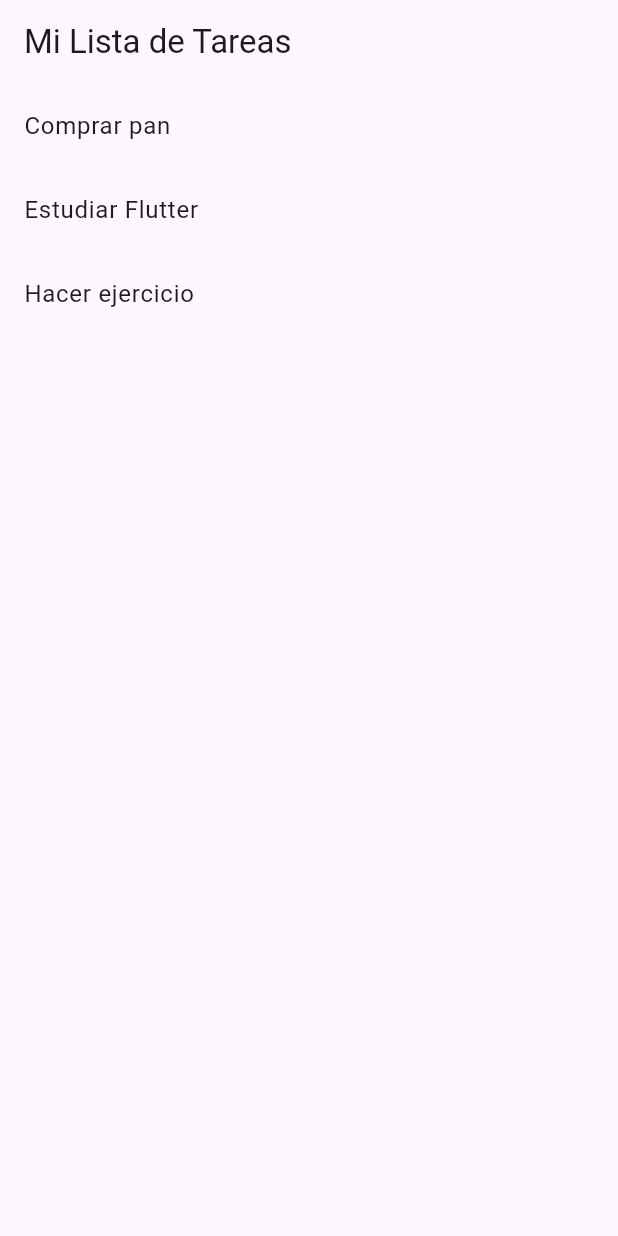
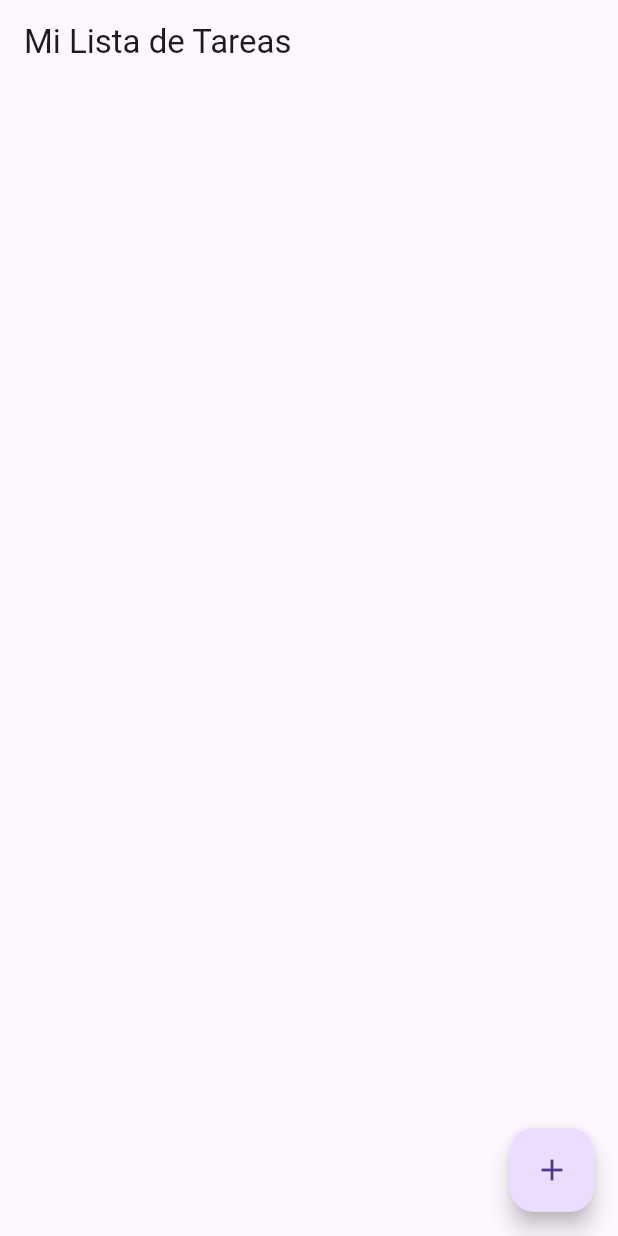
Before and after one commit to Jotaoesee/to_do_list, a Flutter app: the screen it shows after launch, on a phone screen of 412 x 824 dp. Run offline on Flutter 3.47's test engine with Material 3 defaults, Android fonts, the phone set to English and light mode, and no system bars.

Commit message:
añado un boton para poder añadir tareas

```diff
--- a/lib/main.dart
+++ b/lib/main.dart
@@ -1,31 +1,18 @@
 import 'package:flutter/material.dart';
+import 'package:to_do_list/mi_pagina_principal.dart';
 
 void main() {
   runApp(const MyApp());
 }
-
-List<String> tareas = ['Comprar pan', 'Estudiar Flutter', 'Hacer ejercicio'];
 
 class MyApp extends StatelessWidget {
   const MyApp({super.key});
 
   @override
   Widget build(BuildContext context) {
-    return MaterialApp(
+    return const MaterialApp(
       title: 'Mi Lista de Tareas',
-      home: Scaffold(
-        appBar: AppBar(
-          title: const Text('Mi Lista de Tareas'),
-        ),
-        body: ListView.builder(
-          itemCount: tareas.length,
-          itemBuilder: (context, index) {
-            return ListTile(
-              title: Text(tareas[index]),
-            );
-          },
-        ),
-      ),
+      home: MiPaginaPrincipal(),
     );
   }
 }
--- /dev/null
+++ b/lib/mi_pagina_principal.dart
@@ -0,0 +1,68 @@
+import 'package:flutter/material.dart';
+
+class MiPaginaPrincipal extends StatefulWidget {
+  const MiPaginaPrincipal({super.key});
+
+  @override
+  State<MiPaginaPrincipal> createState() => _MiPaginaPrincipalState();
+}
+
+class _MiPaginaPrincipalState extends State<MiPaginaPrincipal> {
+  List<String> tareas = [];
+
+  void _mostrarDialogoAgregarTarea() {
+    showDialog(
+      context: context,
+      builder: (context) {
+        String nuevaTarea = '';
+
+        return AlertDialog(
+          title: const Text('Agregar nueva tarea'),
+          content: TextField(
+            onChanged: (value) {
+              nuevaTarea = value;
+            },
+          ),
+          actions: [
+            TextButton(
+              onPressed: () {
+                Navigator.pop(context);
+              },
+              child: const Text('Cancelar'),
+            ),
+            TextButton(
+              onPressed: () {
+                setState(() {
+                  tareas.add(nuevaTarea);
+                });
+                Navigator.pop(context);
+              },
+              child: const Text('Agregar'),
+            ),
+          ],
+        );
+      },
+    );
+  }
+
+  @override
+  Widget build(BuildContext context) {
+    return Scaffold(
+      appBar: AppBar(
+        title: const Text('Mi Lista de Tareas'),
+      ),
+      body: ListView.builder(
+        itemCount: tareas.length,
+        itemBuilder: (context, index) {
+          return ListTile(
+            title: Text(tareas[index]),
+          );
+        },
+      ),
+      floatingActionButton: FloatingActionButton(
+        onPressed: _mostrarDialogoAgregarTarea,
+        child: const Icon(Icons.add),
+      ),
+    );
+  }
+}
```
